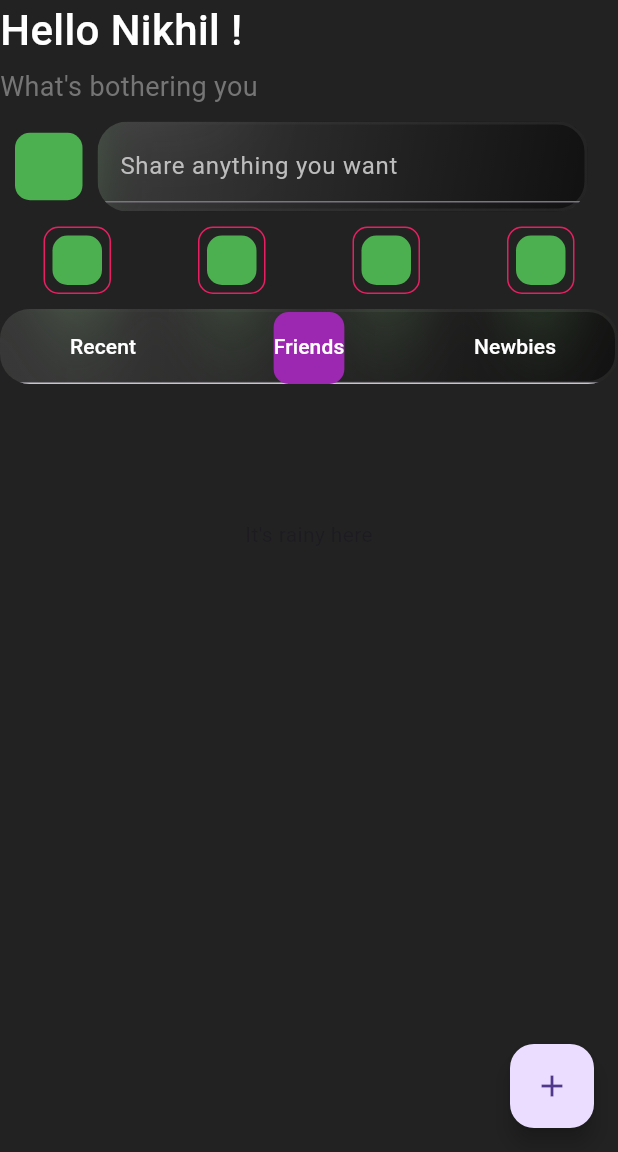
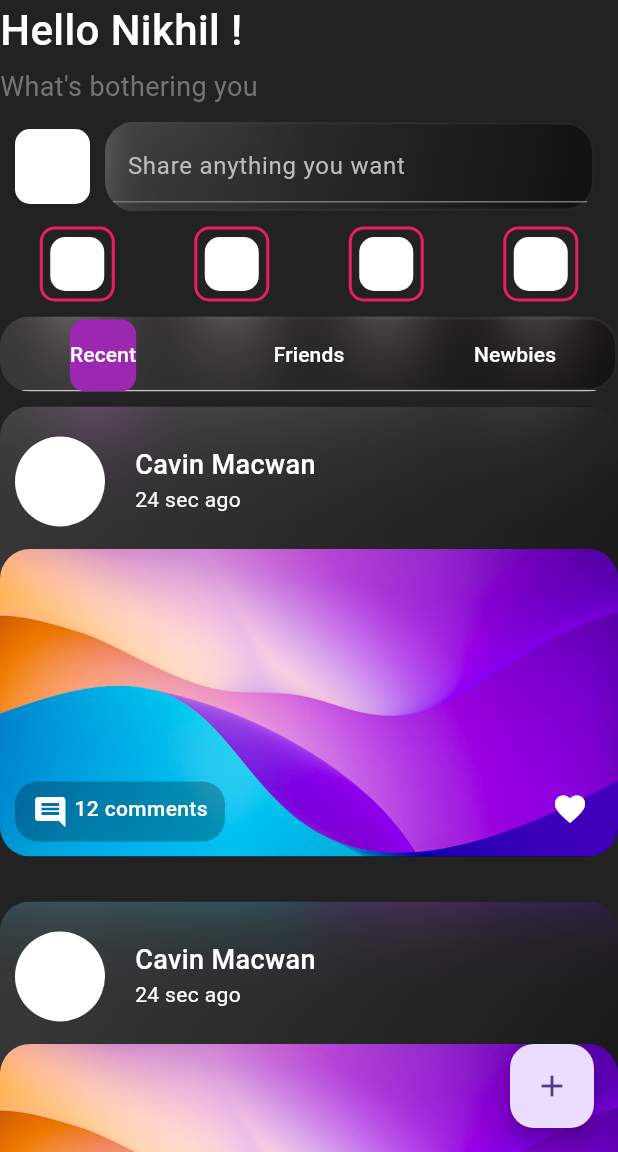
Before and after one commit to Cavin6080/community_app, a Flutter app: the screen it shows after launch, on a phone screen of 412 x 824 dp, the part 84-1236 px from its top. Run offline on Flutter 3.47's test engine with Material 2 defaults, Android fonts, the phone set to English and light mode, and no system bars; drawn by our look-alikes of glassmorphism; our stand-ins replace appwrite, dio, form_field_validator, get, modal_progress_hud_nsn, simple_animations; missing offline and left inert: fade_out_particle; project files that could hold a hidden picture were left out.

Commit message:
Updated HomePage Design 📤

```diff
--- /dev/null
+++ b/lib/app/extensions/text_theme.dart
@@ -0,0 +1,13 @@
+import 'package:flutter/material.dart';
+
+const titleTextStyle = TextStyle(
+  color: Colors.white,
+  fontSize: 28,
+  fontWeight: FontWeight.w500,
+);
+
+final lableGreyTextStyle = TextStyle(
+  color: Colors.grey.shade600,
+  fontSize: 18,
+  fontWeight: FontWeight.w400,
+);
--- a/lib/app/modules/home/views/home_view.dart
+++ b/lib/app/modules/home/views/home_view.dart
@@ -1,4 +1,6 @@
 import 'package:community_managment/app/extensions/empty_padding_extension.dart';
+import 'package:community_managment/app/extensions/text_theme.dart';
+import 'package:community_managment/app/modules/home/views/recent_view.dart';
 import 'package:community_managment/app/routes/app_pages.dart';
 import 'package:community_managment/app/widgets/textfield.dart';
 import 'package:flutter/material.dart';
@@ -12,9 +14,8 @@ class HomeView extends GetView<HomeController> {
   const HomeView({Key? key}) : super(key: key);
   @override
   Widget build(BuildContext context) {
-    final logic = Get.find<HomeController>();
     return DefaultTabController(
-      initialIndex: 1,
+      initialIndex: 0,
       length: 3,
       child: Scaffold(
         backgroundColor: Colors.black87,
@@ -41,20 +42,12 @@ class HomeView extends GetView<HomeController> {
           children: [
             const Text(
               "Hello Nikhil !",
-              style: TextStyle(
-                color: Colors.white,
-                fontSize: 28,
-                fontWeight: FontWeight.w500,
-              ),
+              style: titleTextStyle,
             ),
             5.ph,
             Text(
               "What's bothering you",
-              style: TextStyle(
-                color: Colors.grey.shade600,
-                fontSize: 18,
-                fontWeight: FontWeight.w400,
-              ),
+              style: lableGreyTextStyle,
             ),
             10.ph,
             Row(
@@ -83,7 +76,8 @@ class HomeView extends GetView<HomeController> {
                       stops: const [
                         0.1,
                         1,
-                        ]),
+                      ],
+                    ),
                     borderGradient: LinearGradient(
                       begin: Alignment.topLeft,
                       end: Alignment.bottomRight,
@@ -92,7 +86,6 @@ class HomeView extends GetView<HomeController> {
                         const Color(0xFFFFFFFF).withOpacity(0.08),
                       ],
                     ),
-                    // color: Colors.amber,
                     width: double.infinity,
                     child: const Center(
                       child: TextInputField(
@@ -141,9 +134,6 @@ class HomeView extends GetView<HomeController> {
                 ],
               ),
               child: TabBar(
-                // indicatorColor: Colors.purple,
-                // indicatorPadding: const EdgeInsets.all(10000),
-                // indicatorSize: TabBarIndicatorSize.label,
                 unselectedLabelColor: Colors.red,
                 indicator: BoxDecoration(
                   color: Colors.purple,
@@ -175,18 +165,22 @@ class HomeView extends GetView<HomeController> {
                 ],
               ),
             ),
-            Container(
-              height: 200,
-              child: const TabBarView(
+            const SizedBox(
+              height: 600,
+              child: TabBarView(
                 children: [
+                  RecentView(),
                   Center(
-                    child: Text("It's cloudy here"),
+                    child: Text(
+                      "It's friends page",
+                      style: TextStyle(color: Colors.white),
+                    ),
                   ),
                   Center(
-                    child: Text("It's rainy here"),
+                    child: Text(
+                      "It's newbies page",
+                      style: TextStyle(color: Colors.white),
                     ),
-                  Center(
-                    child: Text("It's sunny here"),
                   ),
                 ],
               ),
@@ -211,21 +205,22 @@ class StroyWidget extends StatelessWidget {
   @override
   Widget build(BuildContext context) {
     return Container(
-      height: 45,
-      width: 45,
+      height: 50,
+      width: 50,
       decoration: BoxDecoration(
         borderRadius: BorderRadius.circular(10),
         // color: Colors.green,
         border: isStory
             ? Border.all(
           color: Colors.pink,
+          width: 2,
         )
             : null,
       ),
       child: Container(
         margin: isStory ? const EdgeInsets.all(5) : EdgeInsets.zero,
         decoration: BoxDecoration(
-          color: Colors.green,
+          color: Colors.white,
           borderRadius: BorderRadius.circular(10),
         ),
       ),
--- /dev/null
+++ b/lib/app/modules/home/views/recent_view.dart
@@ -0,0 +1,161 @@
+import 'package:community_managment/app/extensions/empty_padding_extension.dart';
+import 'package:flutter/material.dart';
+import 'package:flutter/rendering.dart';
+import 'package:glassmorphism/glassmorphism.dart';
+
+class RecentView extends StatelessWidget {
+  const RecentView({
+    Key? key,
+  }) : super(key: key);
+
+  @override
+  Widget build(BuildContext context) {
+    return ListView.separated(
+      // physics: NeverScrollableScrollPhysics(),
+      itemBuilder: (context, index) {
+        return GlassmorphicContainer(
+          margin: const EdgeInsets.only(top: 10),
+          width: 200,
+          height: 300,
+          borderRadius: 20,
+          blur: 20,
+          alignment: Alignment.bottomCenter,
+          border: 2,
+          linearGradient: LinearGradient(
+            begin: Alignment.topLeft,
+            end: Alignment.bottomRight,
+            colors: [
+              const Color(0xFFffffff).withOpacity(0.2),
+              const Color(0xFFFFFFFF).withOpacity(0.05),
+            ],
+            stops: const [
+              0.1,
+              1,
+            ],
+          ),
+          borderGradient: const LinearGradient(
+            colors: [
+              Colors.transparent,
+              Colors.transparent,
+            ],
+          ),
+          child: Column(
+            mainAxisAlignment: MainAxisAlignment.start,
+            crossAxisAlignment: CrossAxisAlignment.start,
+            children: [
+              20.ph,
+              Row(
+                mainAxisAlignment: MainAxisAlignment.start,
+                crossAxisAlignment: CrossAxisAlignment.start,
+                children: [
+                  10.pw,
+                  const CircleAvatar(
+                    radius: 30,
+                    backgroundColor: Colors.white,
+                  ),
+                  20.pw,
+                  Column(
+                    crossAxisAlignment: CrossAxisAlignment.start,
+                    mainAxisAlignment: MainAxisAlignment.center,
+                    children: [
+                      6.ph,
+                      const Text(
+                        "Cavin Macwan",
+                        style: TextStyle(
+                          color: Colors.white,
+                          fontSize: 18,
+                          fontWeight: FontWeight.w500,
+                        ),
+                      ),
+                      const Text(
+                        "24 sec ago",
+                        style: TextStyle(
+                          color: Colors.white,
+                        ),
+                      ),
+                    ],
+                  ),
+                ],
+              ),
+              15.ph,
+              Flexible(
+                child: Stack(
+                  children: [
+                    SizedBox(
+                      width: double.infinity,
+                      child: ClipRRect(
+                        borderRadius: const BorderRadius.only(
+                          topLeft: Radius.circular(20),
+                          topRight: Radius.circular(20),
+                        ),
+                        child: Image.asset(
+                          "assets/png/bg.png",
+                          fit: BoxFit.cover,
+                        ),
+                      ),
+                    ),
+                    const Positioned(
+                      left: 10,
+                      bottom: 10,
+                      child: CommentsWidget(),
+                    ),
+                    const Positioned(
+                      right: 20,
+                      bottom: 20,
+                      child: Icon(
+                        Icons.favorite,
+                        color: Colors.white,
+                      ),
+                    )
+                  ],
+                ),
+              ),
+            ],
+          ),
+        );
+      },
+      itemCount: 10,
+      separatorBuilder: (BuildContext context, int index) {
+        return 20.ph;
+      },
+    );
+  }
+}
+
+class CommentsWidget extends StatelessWidget {
+  const CommentsWidget({
+    Key? key,
+  }) : super(key: key);
+
+  @override
+  Widget build(BuildContext context) {
+    return Container(
+      width: 140,
+      height: 40,
+      decoration: BoxDecoration(
+        color: Colors.black26,
+        borderRadius: BorderRadius.circular(15),
+      ),
+      child: Center(
+        child: Row(
+          crossAxisAlignment: CrossAxisAlignment.start,
+          mainAxisAlignment: MainAxisAlignment.center,
+          children: [
+            const Icon(
+              Icons.comment,
+              color: Colors.white,
+            ),
+            4.pw,
+            const Text(
+              "12 comments",
+              style: TextStyle(
+                color: Colors.white,
+                fontWeight: FontWeight.w500,
+              ),
+            ),
+          ],
+        ),
+      ),
+    );
+  }
+}
```
Also changed, not shown: assets/png/bg.png (added). Lines whose indentation alone changed are shown as unchanged.
